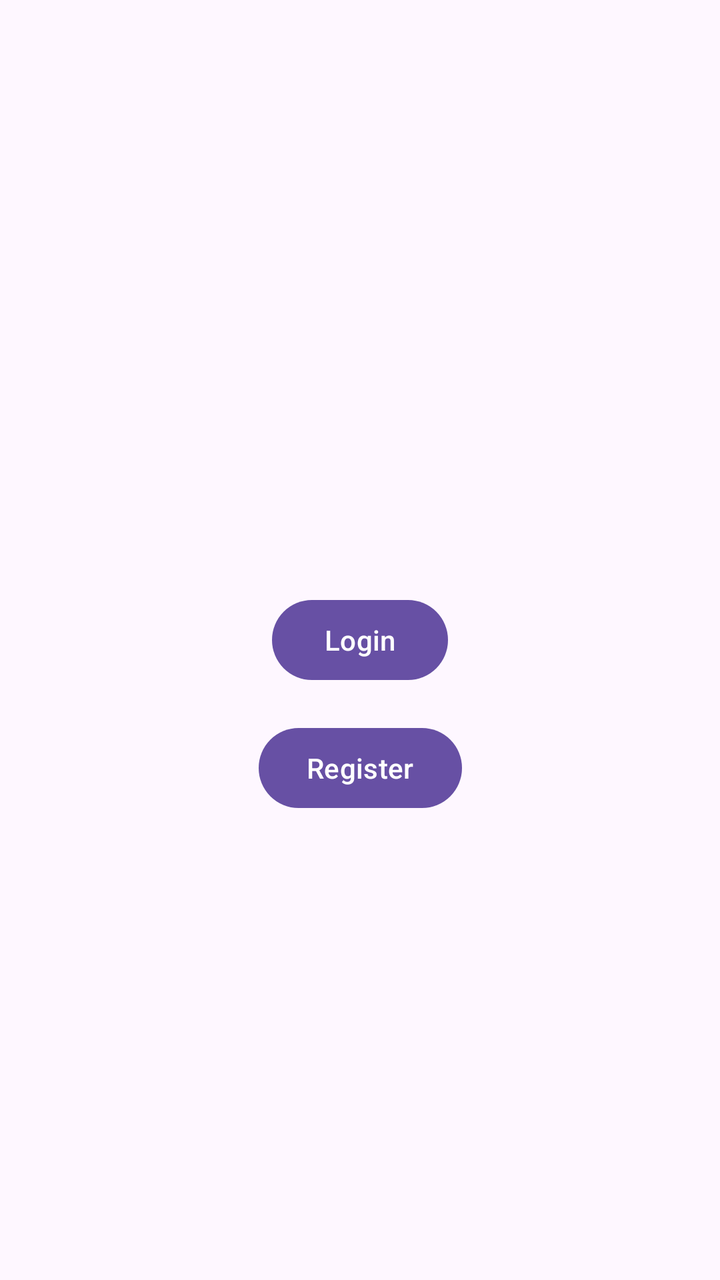
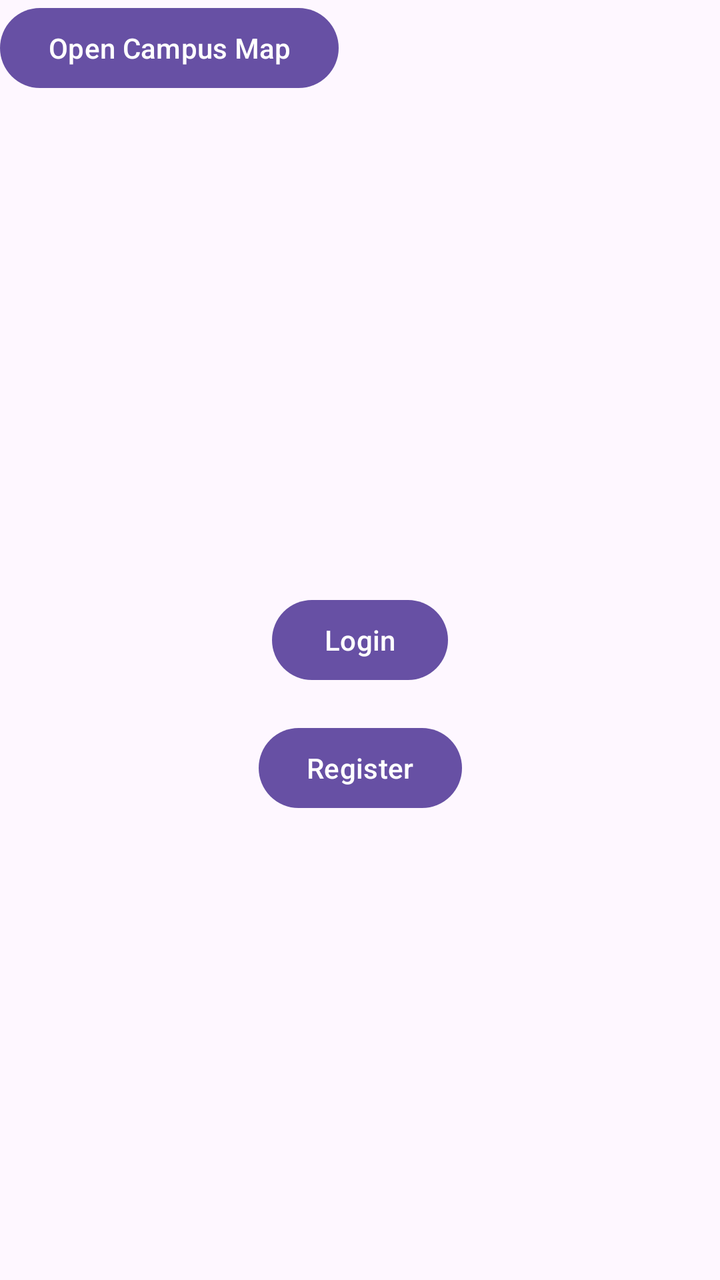

Two renders of the same Android screen: before a commit and after it. Below are the layout's source before the change and the commit's diff.
<!-- AndroidManifest.xml: application theme Theme.CampusCompass -->
<!-- res/layout/activity_main.xml -->
<?xml version="1.0" encoding="utf-8"?>
<androidx.constraintlayout.widget.ConstraintLayout xmlns:android="http://schemas.android.com/apk/res/android"
    xmlns:app="http://schemas.android.com/apk/res-auto"
    xmlns:tools="http://schemas.android.com/tools"
    android:id="@+id/main"
    android:layout_width="match_parent"
    android:layout_height="match_parent"
    tools:context=".MainActivity">

    <Button
        android:id="@+id/loginButton"
        android:layout_width="wrap_content"
        android:layout_height="wrap_content"
        android:text="Login"
        app:layout_constraintTop_toTopOf="parent"
        app:layout_constraintStart_toStartOf="parent"
        app:layout_constraintEnd_toEndOf="parent"
        app:layout_constraintBottom_toBottomOf="parent"/>

    <Button
        android:id="@+id/registerButton"
        android:layout_width="wrap_content"
        android:layout_height="wrap_content"
        android:text="Register"
        app:layout_constraintTop_toBottomOf="@id/loginButton"
        app:layout_constraintStart_toStartOf="parent"
        app:layout_constraintEnd_toEndOf="parent"
        android:layout_marginTop="16dp"/>

</androidx.constraintlayout.widget.ConstraintLayout>
<!-- resources referenced by this layout -->
<resources>
  <style name="Theme.CampusCompass" parent="Base.Theme.CampusCompass" />
  <style name="Base.Theme.CampusCompass" parent="Theme.Material3.DayNight.NoActionBar">
          
          
      </style>
</resources>

<!-- the commit's change to res/layout/activity_main.xml (unified diff, before → after) -->
@@ -27,4 +27,10 @@
         app:layout_constraintEnd_toEndOf="parent"
         android:layout_marginTop="16dp"/>
 
+    <Button
+        android:id="@+id/mapButton"
+        android:layout_width="wrap_content"
+        android:layout_height="wrap_content"
+        android:text="Open Campus Map" />
+
 </androidx.constraintlayout.widget.ConstraintLayout>
